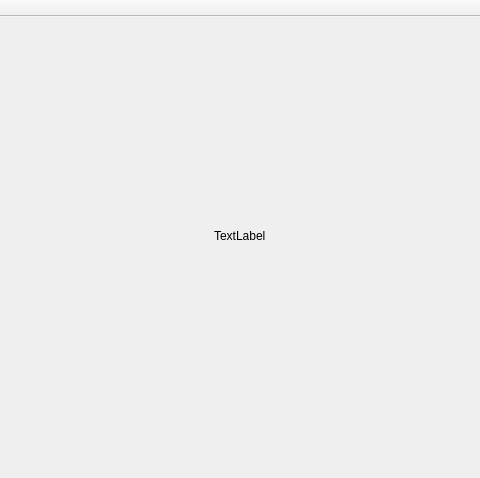
Qt form mainwindow.ui (cooljiansir/3dreconstruction) before a commit; both pictures show x 123 to 603 and y 0 to 478 of the 726 by 478 pixel window.
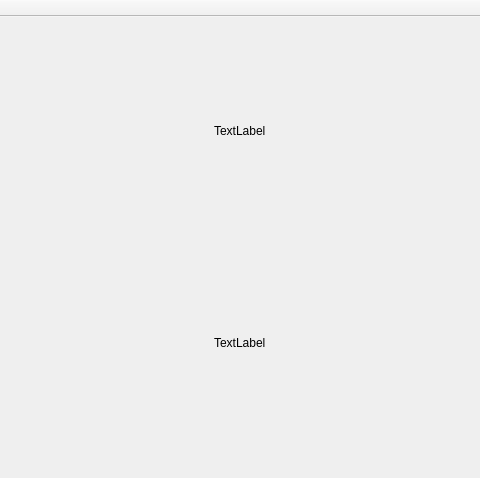
The same form after that commit. Custom widgets are drawn as their Qt base class.

```diff
--- a/mainwindow.ui
+++ b/mainwindow.ui
@@ -15,10 +15,10 @@
   </property>
   <widget class="QWidget" name="centralWidget">
    <layout class="QVBoxLayout" name="verticalLayout">
-    <item alignment="Qt::AlignHCenter|Qt::AlignVCenter">
+    <item>
      <widget class="QWidget" name="widget" native="true">
       <layout class="QHBoxLayout" name="horizontalLayout">
-       <item>
+       <item alignment="Qt::AlignHCenter|Qt::AlignVCenter">
         <widget class="ClickLabel" name="clickLabel">
          <property name="text">
           <string>TextLabel</string>
@@ -28,6 +28,19 @@
       </layout>
      </widget>
     </item>
+    <item>
+     <widget class="QWidget" name="widget_2" native="true">
+      <layout class="QVBoxLayout" name="verticalLayout_2">
+       <item alignment="Qt::AlignHCenter">
+        <widget class="QLabel" name="label">
+         <property name="text">
+          <string>TextLabel</string>
+         </property>
+        </widget>
+       </item>
+      </layout>
+     </widget>
+    </item>
    </layout>
   </widget>
   <widget class="QMenuBar" name="menuBar">
```
